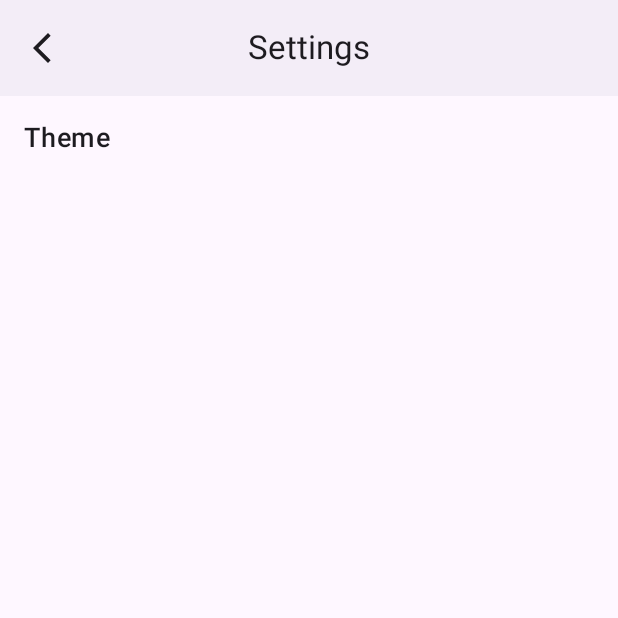
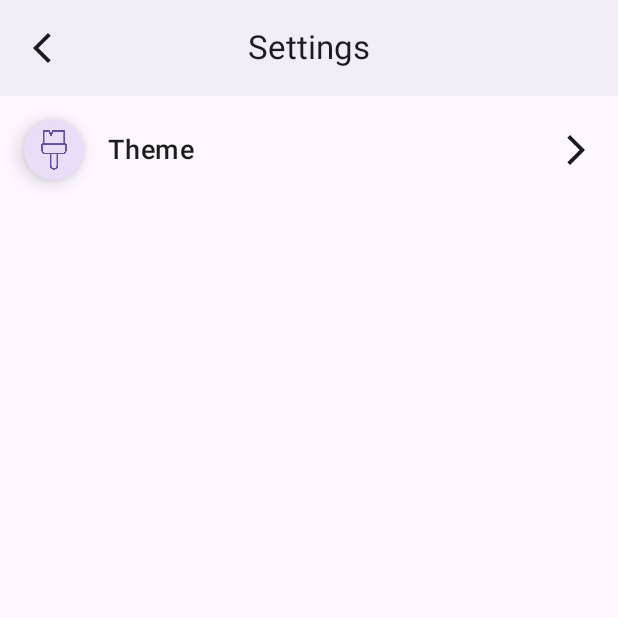
Before and after one commit to kolomyichuk/Runly, an Android app built with Jetpack Compose: the composable SettingsScreen shown on its own in the app's theme, on a phone screen of 412 x 824 dp, the top half of it. Run offline under Robolectric (Android 15) with nearby library versions, the phone set to English and light mode, and no system bars.

Commit message:
Add icon to item on Settings Scrren

```diff
--- a/app/src/main/java/kolomyichuk/runly/service/RunTrackingService.kt
+++ b/app/src/main/java/kolomyichuk/runly/service/RunTrackingService.kt
@@ -74,7 +74,7 @@ class RunTrackingService : Service() {
     }
 
     private fun startTracking() {
-        isTracking.value = (true)
+        isTracking.value = true
         isPause.value = false
         timeRun = 0
         timeInMillis.value = 0L
@@ -124,10 +124,10 @@ class RunTrackingService : Service() {
                         timeDiff.toFloat()
                     )
                 ) {
+
                     pathPoints.value += newPoint
                     distanceInMeters.value = SphericalUtil.computeLength(pathPoints.value)
                     lastValidLocation = newPoint
-
                 }
             }
         }
--- a/app/src/main/java/kolomyichuk/runly/ui/components/Button.kt
+++ b/app/src/main/java/kolomyichuk/runly/ui/components/Button.kt
@@ -2,6 +2,7 @@
 
 package kolomyichuk.runly.ui.components
 
+import androidx.compose.foundation.background
 import androidx.compose.foundation.layout.Box
 import androidx.compose.foundation.layout.fillMaxSize
 import androidx.compose.foundation.layout.fillMaxWidth
@@ -20,13 +21,15 @@ import androidx.compose.ui.Alignment
 import androidx.compose.ui.Modifier
 import androidx.compose.ui.graphics.Color
 import androidx.compose.ui.graphics.vector.ImageVector
+import androidx.compose.ui.res.painterResource
 import androidx.compose.ui.unit.Dp
 import androidx.compose.ui.unit.dp
 
 @Composable
 fun CircleIconButton(
     onClick: () -> Unit,
-    imageVector: ImageVector,
+    imageVector: ImageVector? = null,
+    iconResId: Int? = null,
     contentDescription: String,
     backgroundColor: Color = Color.White,
     iconColor: Color = Color.Black,
@@ -46,12 +49,23 @@ fun CircleIconButton(
             modifier = Modifier.fillMaxSize()
 
         ) {
+            if (imageVector != null) {
                 Icon(
                     imageVector = imageVector,
                     contentDescription = contentDescription,
                     tint = iconColor,
                     modifier = Modifier.size(iconSize)
                 )
+            } else if (iconResId != null) {
+                Icon(
+                    painter = painterResource(iconResId),
+                    contentDescription = contentDescription,
+                    tint = iconColor,
+                    modifier = Modifier
+                        .size(iconSize)
+                        .background(backgroundColor)
+                )
+            }
         }
     }
 }
--- a/app/src/main/java/kolomyichuk/runly/ui/screens/SettingsScreen.kt
+++ b/app/src/main/java/kolomyichuk/runly/ui/screens/SettingsScreen.kt
@@ -9,6 +9,10 @@ import androidx.compose.foundation.layout.fillMaxSize
 import androidx.compose.foundation.layout.fillMaxWidth
 import androidx.compose.foundation.layout.height
 import androidx.compose.foundation.layout.padding
+import androidx.compose.foundation.layout.width
+import androidx.compose.material.icons.Icons
+import androidx.compose.material.icons.automirrored.filled.ArrowForwardIos
+import androidx.compose.material3.Icon
 import androidx.compose.material3.MaterialTheme
 import androidx.compose.material3.Text
 import androidx.compose.runtime.Composable
@@ -19,6 +23,7 @@ import androidx.compose.ui.text.font.FontWeight
 import androidx.compose.ui.unit.dp
 import androidx.compose.ui.unit.sp
 import kolomyichuk.runly.R
+import kolomyichuk.runly.ui.components.CircleIconButton
 import kolomyichuk.runly.ui.components.TopBarApp
 
 @Composable
@@ -49,14 +54,30 @@ fun ContentSettingsScreen(
             modifier = Modifier
                 .fillMaxSize()
         ) {
-            Row(modifier = Modifier
-                .fillMaxWidth()
-                .height(25.dp)
-                .clickable { onNavigateToTheme() }) {
+            Row(
+                modifier = Modifier
+                    .fillMaxWidth()
+                    .clickable { onNavigateToTheme() },
+                verticalAlignment = Alignment.CenterVertically
+            ) {
+                CircleIconButton(
+                    onClick = {},
+                    iconResId = R.drawable.brush,
+                    contentDescription = "",
+                    iconColor = MaterialTheme.colorScheme.primary,
+                    backgroundColor = MaterialTheme.colorScheme.secondaryContainer,
+                    buttonSize = 40.dp
+                )
+                Spacer(Modifier.width(16.dp))
                 Text(
                     text = "Theme",
                     fontSize = 18.sp,
                     fontWeight = FontWeight.Medium,
+                    modifier = Modifier.weight(1f)
+                )
+                Icon(
+                    imageVector = Icons.AutoMirrored.Filled.ArrowForwardIos,
+                    contentDescription = null
                 )
             }
             Spacer(
```
Also changed, not shown: app/src/main/res/drawable/brush.png (added), 1 other file. Lines whose indentation alone changed are shown as unchanged.
